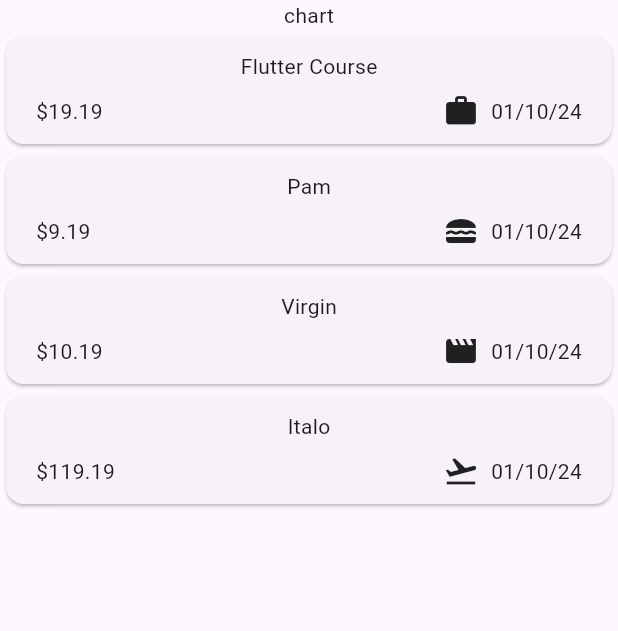
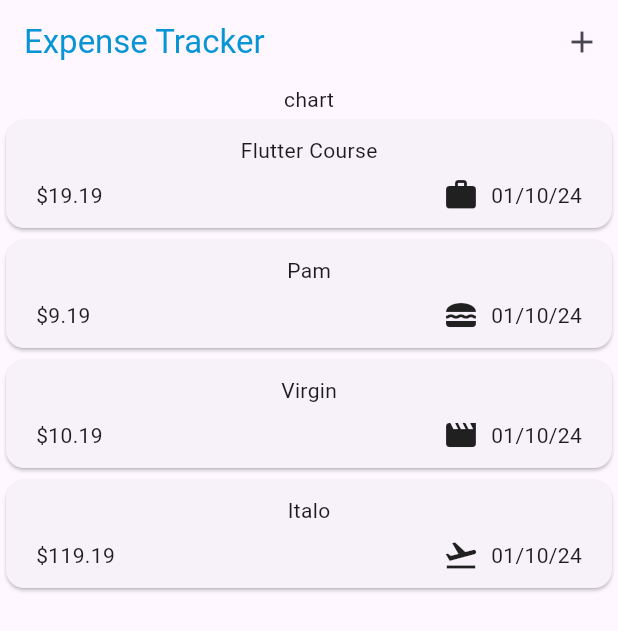
Before and after one commit to Adriatik-Berdufi/expenses, a Flutter app: the screen it shows after launch, on a phone screen of 412 x 824 dp. Shown: the top 631 px of the screen. Run offline on Flutter 3.47's test engine with Material 3 defaults, Android fonts, the phone set to English and light mode, and no system bars.

Commit message:
add modal

```diff
--- a/lib/widgets/expenses.dart
+++ b/lib/widgets/expenses.dart
@@ -37,9 +37,31 @@ class _ExpensesState extends State<Expenses> {
       category: Category.travel,
     ),
   ];
+  void _openModalInput() {
+    showModalBottomSheet(
+      context: context,
+      builder: (ctx) => const Text('MOdal bottom sheet'),
+    );
+  }
+
   @override
   Widget build(BuildContext context) {
     return Scaffold(
+      appBar: AppBar(
+        title: const Align(
+          alignment: Alignment.centerLeft,
+          child: Text(
+            style: TextStyle(color: Color.fromARGB(255, 8, 149, 214)),
+            'Expense Tracker',
+          ),
+        ),
+        actions: [
+          IconButton(
+            onPressed: _openModalInput,
+            icon: const Icon(Icons.add),
+          )
+        ],
+      ),
       body: Column(
         children: [
           const Text('chart'),
```
